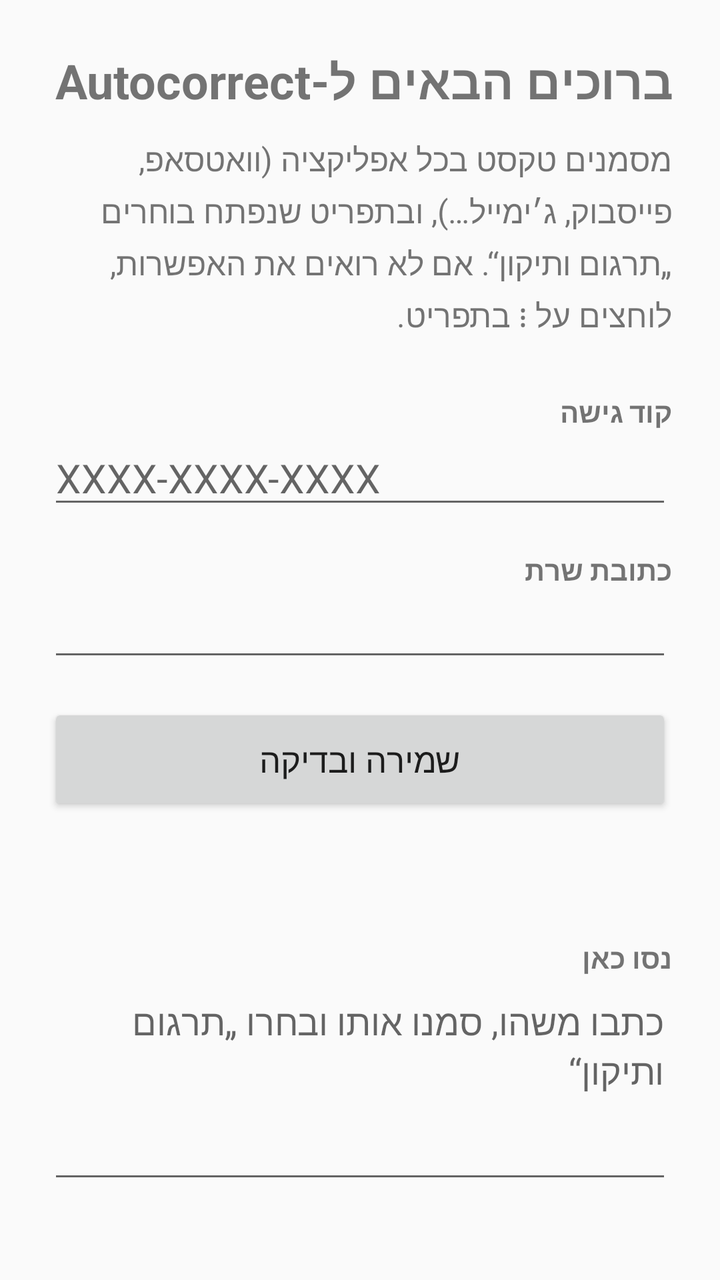
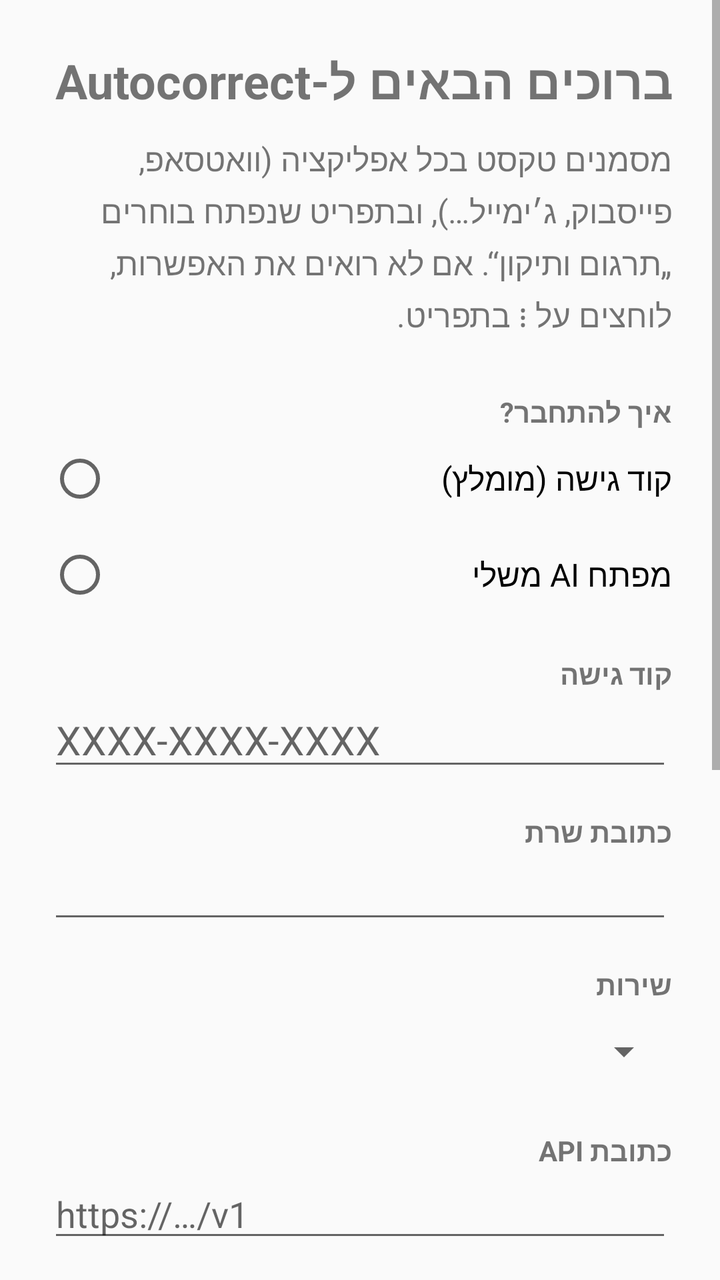

The first picture is an Android layout as it rendered before a commit; the second is the same layout after the commit. The layout source and the unified diff follow.
<!-- AndroidManifest.xml: application theme AppTheme -->
<!-- res/layout/activity_main.xml -->
<?xml version="1.0" encoding="utf-8"?>
<ScrollView xmlns:android="http://schemas.android.com/apk/res/android"
    android:layout_width="match_parent"
    android:layout_height="match_parent"
    android:fillViewport="true">

    <LinearLayout
        android:layout_width="match_parent"
        android:layout_height="wrap_content"
        android:orientation="vertical"
        android:padding="24dp">

        <TextView
            android:layout_width="match_parent"
            android:layout_height="wrap_content"
            android:text="@string/main_title"
            android:textSize="24sp"
            android:textStyle="bold" />

        <TextView
            android:layout_width="match_parent"
            android:layout_height="wrap_content"
            android:layout_marginTop="12dp"
            android:lineSpacingMultiplier="1.2"
            android:text="@string/main_intro"
            android:textSize="16sp" />

        <TextView
            android:layout_width="match_parent"
            android:layout_height="wrap_content"
            android:layout_marginTop="28dp"
            android:text="@string/code_label"
            android:textStyle="bold" />

        <EditText
            android:id="@+id/code"
            android:layout_width="match_parent"
            android:layout_height="wrap_content"
            android:hint="@string/code_hint"
            android:importantForAutofill="no"
            android:inputType="textCapCharacters|textNoSuggestions"
            android:textDirection="ltr"
            android:textSize="20sp" />

        <TextView
            android:id="@+id/server_label"
            android:layout_width="match_parent"
            android:layout_height="wrap_content"
            android:layout_marginTop="16dp"
            android:text="@string/server_label"
            android:textStyle="bold" />

        <EditText
            android:id="@+id/server"
            android:layout_width="match_parent"
            android:layout_height="wrap_content"
            android:importantForAutofill="no"
            android:inputType="textUri"
            android:textDirection="ltr" />

        <Button
            android:id="@+id/save"
            style="@style/BigButton"
            android:layout_marginTop="16dp"
            android:text="@string/save" />

        <TextView
            android:id="@+id/status"
            android:layout_width="match_parent"
            android:layout_height="wrap_content"
            android:layout_marginTop="12dp"
            android:textSize="16sp" />

        <TextView
            android:layout_width="match_parent"
            android:layout_height="wrap_content"
            android:layout_marginTop="28dp"
            android:text="@string/try_title"
            android:textStyle="bold" />

        <EditText
            android:layout_width="match_parent"
            android:layout_height="wrap_content"
            android:gravity="top|start"
            android:hint="@string/try_hint"
            android:importantForAutofill="no"
            android:inputType="textMultiLine|textCapSentences"
            android:minLines="4" />
    </LinearLayout>
</ScrollView>
<!-- resources referenced by this layout -->
<resources>
  <string name="code_hint">XXXX-XXXX-XXXX</string>
  <string name="code_label">קוד גישה</string>
  <string name="main_intro">מסמנים טקסט בכל אפליקציה (וואטסאפ, פייסבוק, ג׳ימייל…), ובתפריט שנפתח בוחרים „תרגום ותיקון“. אם לא רואים את האפשרות, לוחצים על ⋮ בתפריט.</string>
  <string name="main_title">ברוכים הבאים ל-Autocorrect</string>
  <string name="save">שמירה ובדיקה</string>
  <string name="server_label">כתובת שרת</string>
  <string name="try_hint">כתבו משהו, סמנו אותו ובחרו „תרגום ותיקון“</string>
  <string name="try_title">נסו כאן</string>
  <style name="BigButton" parent="android:Widget.Material.Button">
          <item name="android:layout_width">match_parent</item>
          <item name="android:layout_height">wrap_content</item>
          <item name="android:minHeight">56dp</item>
          <item name="android:textSize">17sp</item>
          <item name="android:textAllCaps">false</item>
          <item name="android:layout_marginTop">8dp</item>
      </style>
  <style name="AppTheme" parent="android:Theme.Material.Light.DarkActionBar">
          <item name="android:colorPrimary">@color/accent</item>
          <item name="android:colorPrimaryDark">#3730A3</item>
          <item name="android:colorAccent">@color/accent</item>
      </style>
  <color name="accent">#4F46E5</color>
</resources>

<!-- the commit's change to res/layout/activity_main.xml (unified diff, before → after) -->
@@ -29,34 +29,139 @@
             android:layout_width="match_parent"
             android:layout_height="wrap_content"
             android:layout_marginTop="28dp"
-            android:text="@string/code_label"
+            android:text="@string/mode_label"
             android:textStyle="bold" />
 
-        <EditText
-            android:id="@+id/code"
+        <RadioGroup
+            android:id="@+id/mode"
+            android:layout_width="match_parent"
+            android:layout_height="wrap_content">
+
+            <RadioButton
+                android:id="@+id/mode_server"
+                android:layout_width="match_parent"
+                android:layout_height="wrap_content"
+                android:minHeight="48dp"
+                android:text="@string/mode_server"
+                android:textSize="16sp" />
+
+            <RadioButton
+                android:id="@+id/mode_own_key"
+                android:layout_width="match_parent"
+                android:layout_height="wrap_content"
+                android:minHeight="48dp"
+                android:text="@string/mode_own_key"
+                android:textSize="16sp" />
+        </RadioGroup>
+
+        
+        <LinearLayout
+            android:id="@+id/section_server"
             android:layout_width="match_parent"
             android:layout_height="wrap_content"
-            android:hint="@string/code_hint"
-            android:importantForAutofill="no"
-            android:inputType="textCapCharacters|textNoSuggestions"
-            android:textDirection="ltr"
-            android:textSize="20sp" />
+            android:orientation="vertical">
 
-        <TextView
-            android:id="@+id/server_label"
+            <TextView
+                android:layout_width="match_parent"
+                android:layout_height="wrap_content"
+                android:layout_marginTop="16dp"
+                android:text="@string/code_label"
+                android:textStyle="bold" />
+
+            <EditText
+                android:id="@+id/code"
+                android:layout_width="match_parent"
+                android:layout_height="wrap_content"
+                android:hint="@string/code_hint"
+                android:importantForAutofill="no"
+                android:inputType="textCapCharacters|textNoSuggestions"
+                android:textDirection="ltr"
+                android:textSize="20sp" />
+
+            <TextView
+                android:id="@+id/server_label"
+                android:layout_width="match_parent"
+                android:layout_height="wrap_content"
+                android:layout_marginTop="16dp"
+                android:text="@string/server_label"
+                android:textStyle="bold" />
+
+            <EditText
+                android:id="@+id/server"
+                android:layout_width="match_parent"
+                android:layout_height="wrap_content"
+                android:importantForAutofill="no"
+                android:inputType="textUri"
+                android:textDirection="ltr" />
+        </LinearLayout>
+
+        
+        <LinearLayout
+            android:id="@+id/section_own_key"
             android:layout_width="match_parent"
             android:layout_height="wrap_content"
-            android:layout_marginTop="16dp"
-            android:text="@string/server_label"
-            android:textStyle="bold" />
+            android:orientation="vertical">
 
-        <EditText
-            android:id="@+id/server"
-            android:layout_width="match_parent"
-            android:layout_height="wrap_content"
-            android:importantForAutofill="no"
-            android:inputType="textUri"
-            android:textDirection="ltr" />
+            <TextView
+                android:layout_width="match_parent"
+                android:layout_height="wrap_content"
+                android:layout_marginTop="16dp"
+                android:text="@string/service_label"
+                android:textStyle="bold" />
+
+            <Spinner
+                android:id="@+id/preset"
+                android:layout_width="match_parent"
+                android:layout_height="48dp" />
+
+            <TextView
+                android:id="@+id/base_url_label"
+                android:layout_width="match_parent"
+                android:layout_height="wrap_content"
+                android:layout_marginTop="16dp"
+                android:text="@string/base_url_label"
+                android:textStyle="bold" />
+
+            <EditText
+                android:id="@+id/base_url"
+                android:layout_width="match_parent"
+                android:layout_height="wrap_content"
+                android:hint="https://…/v1"
+                android:importantForAutofill="no"
+                android:inputType="textUri"
+                android:textDirection="ltr" />
+
+            <TextView
+                android:layout_width="match_parent"
+                android:layout_height="wrap_content"
+                android:layout_marginTop="16dp"
+                android:text="@string/api_key_label"
+                android:textStyle="bold" />
+
+            <EditText
+                android:id="@+id/api_key"
+                android:layout_width="match_parent"
+                android:layout_height="wrap_content"
+                android:importantForAutofill="no"
+                android:inputType="textPassword|textNoSuggestions"
+                android:textDirection="ltr" />
+
+            <TextView
+                android:layout_width="match_parent"
+                android:layout_height="wrap_content"
+                android:layout_marginTop="16dp"
+                android:text="@string/model_label"
+                android:textStyle="bold" />
+
+            <EditText
+                android:id="@+id/model"
+                android:layout_width="match_parent"
+                android:layout_height="wrap_content"
+                android:hint="@string/model_hint"
+                android:importantForAutofill="no"
+                android:inputType="textNoSuggestions"
+                android:textDirection="ltr" />
+        </LinearLayout>
 
         <Button
             android:id="@+id/save"
<!-- resource entries referenced after the edit -->
@@ -1,11 +1,19 @@
 <!-- resources referenced by this layout -->
 <resources>
+  <string name="api_key_label">מפתח API</string>
+  <string name="base_url_label">כתובת API</string>
   <string name="code_hint">XXXX-XXXX-XXXX</string>
   <string name="code_label">קוד גישה</string>
   <string name="main_intro">מסמנים טקסט בכל אפליקציה (וואטסאפ, פייסבוק, ג׳ימייל…), ובתפריט שנפתח בוחרים „תרגום ותיקון“. אם לא רואים את האפשרות, לוחצים על ⋮ בתפריט.</string>
   <string name="main_title">ברוכים הבאים ל-Autocorrect</string>
+  <string name="mode_label">איך להתחבר?</string>
+  <string name="mode_own_key">מפתח AI משלי</string>
+  <string name="mode_server">קוד גישה (מומלץ)</string>
+  <string name="model_hint">למשל מזהה מודל מ-openrouter.ai/models</string>
+  <string name="model_label">מודל</string>
   <string name="save">שמירה ובדיקה</string>
   <string name="server_label">כתובת שרת</string>
+  <string name="service_label">שירות</string>
   <string name="try_hint">כתבו משהו, סמנו אותו ובחרו „תרגום ותיקון“</string>
   <string name="try_title">נסו כאן</string>
   <style name="BigButton" parent="android:Widget.Material.Button">
